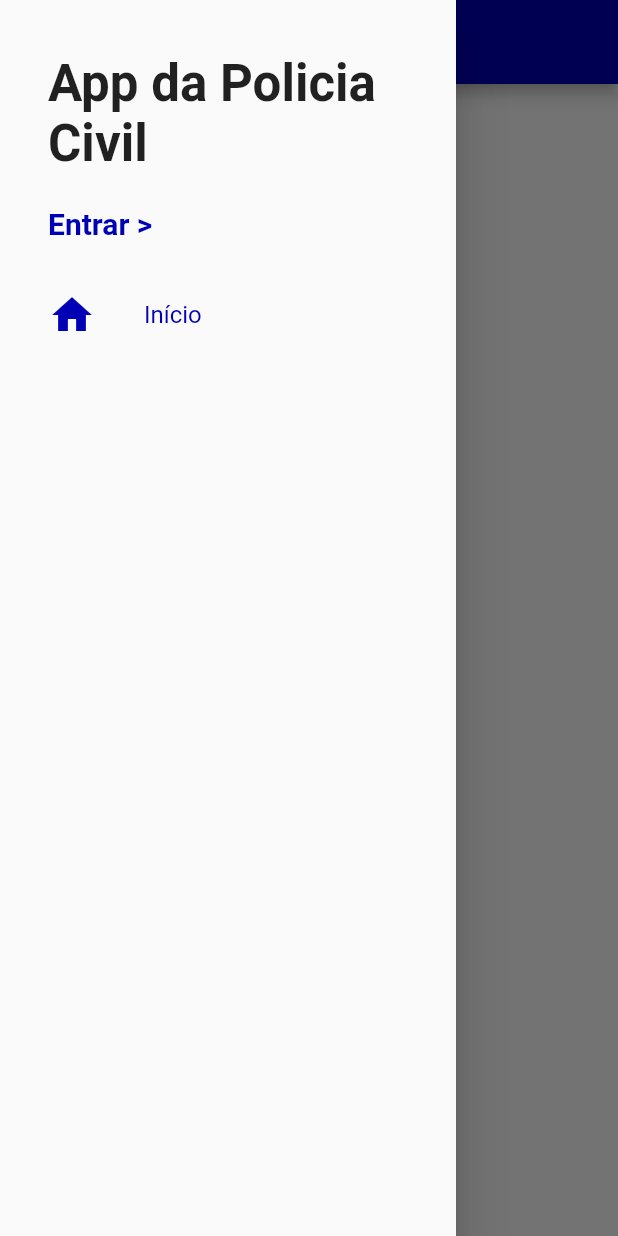
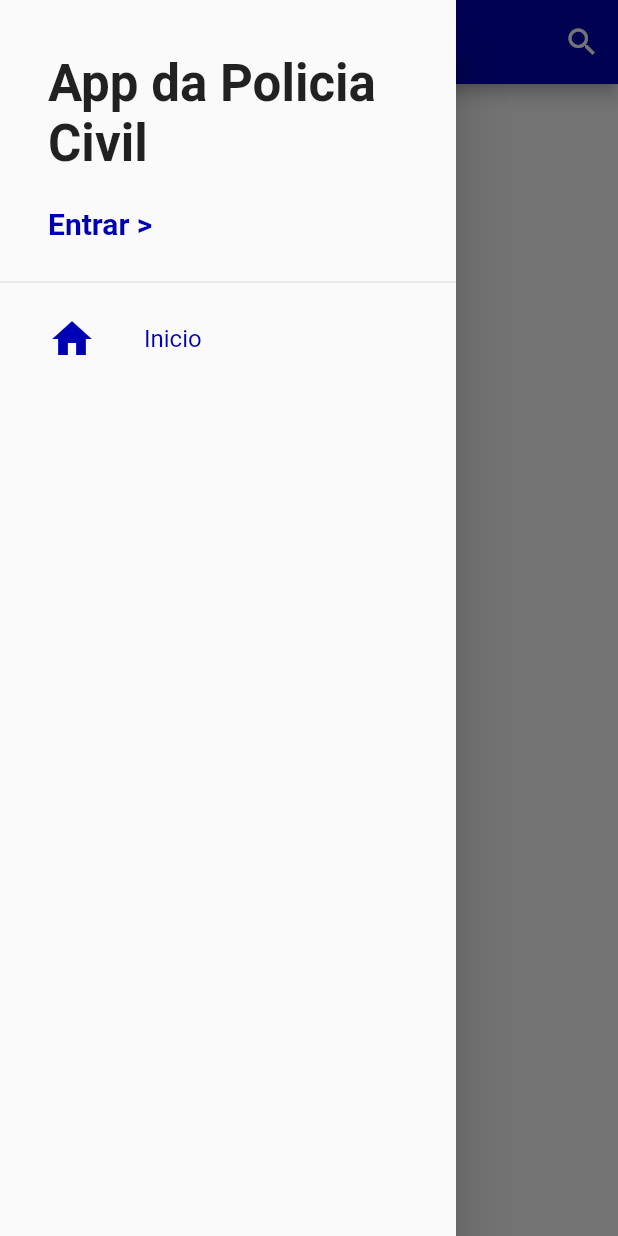
Before and after one commit to equipeffoficial/pc, a Flutter app: the screen it shows after launch, with the side drawer open, on a phone screen of 412 x 824 dp. Run offline on Flutter 3.47's test engine with Material 2 defaults, Android fonts, the phone set to English and light mode, and no system bars; our stand-ins replace cloud_firestore, firebase_auth; accounts and stored records are empty.

Commit message:
Criação de botão e barra de pesquisa

```diff
--- a/lib/common/custom_drawer/custom_drawer.dart
+++ b/lib/common/custom_drawer/custom_drawer.dart
@@ -10,9 +10,10 @@ class CustomDrawer extends StatelessWidget {
       child: ListView(
         children: <Widget>[
           CustomDrawerHeader(),
+          Divider(),
           DrawerTile(
             iconData: Icons.home,
-            title: 'Início',
+            title: 'Inicio',
             page: 0,
           ),
         ],
--- a/lib/main.dart
+++ b/lib/main.dart
@@ -31,6 +31,7 @@ class MyApp extends StatelessWidget {
         title: 'Policia Civil',
         debugShowCheckedModeBanner: false,
         theme: ThemeData(
+
           primaryColor: Color.fromARGB(255, 0, 0, 180),
           //scaffoldBackgroundColor: Colors.grey,
           visualDensity: VisualDensity.adaptivePlatformDensity,
--- a/lib/screens/base/base_screen.dart
+++ b/lib/screens/base/base_screen.dart
@@ -1,5 +1,6 @@
 import 'package:flutter/material.dart';
 import 'package:pc/models/page_manager.dart';
+import 'package:pc/screens/base/search_dialog.dart';
 import 'package:pc/screens/login/login_screen.dart';
 import 'package:provider/provider.dart';
 
@@ -20,7 +21,15 @@ class BaseScreen extends StatelessWidget {
           Scaffold(
             drawer: CustomDrawer(),
             appBar: AppBar(
-              title: const Text('Home'),
+              title: const Text('Inicio'),
+              actions: [
+                IconButton(
+                  icon: Icon(Icons.search),
+                  onPressed: (){
+                    showDialog(context: context, builder: (_) => SearchDialog());
+                  },
+                )
+              ],
             ),
           ),
         ],
```
Also changed, not shown: lib/screens/base/search_dialog.dart (added, +36 -0 lines).
